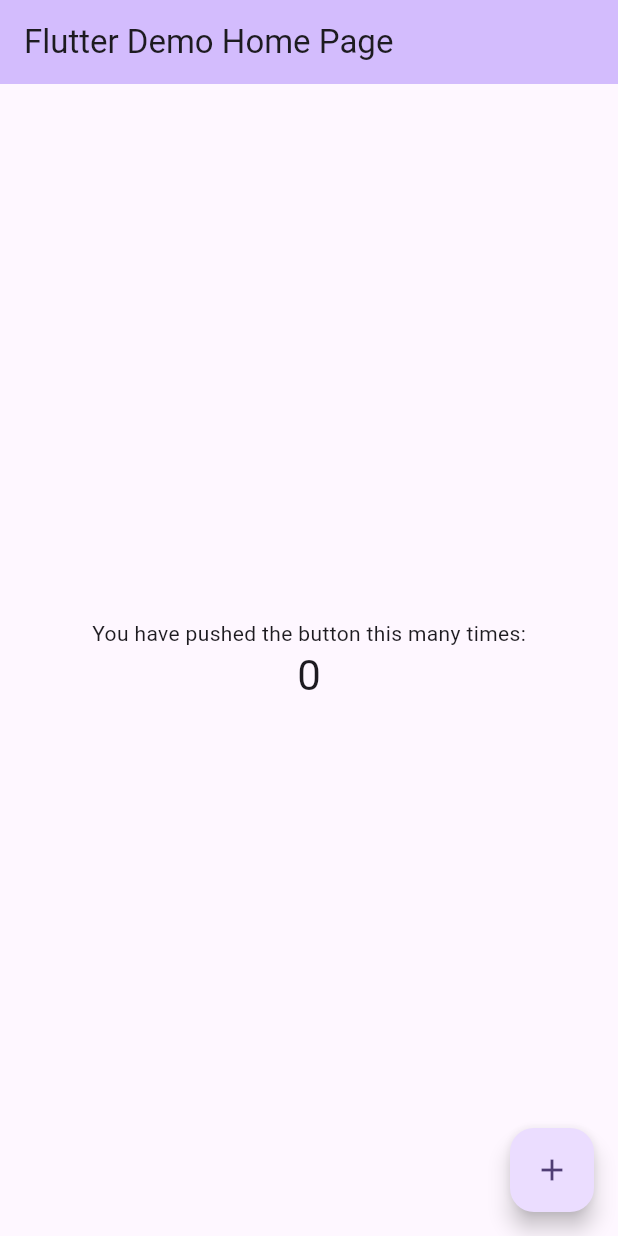
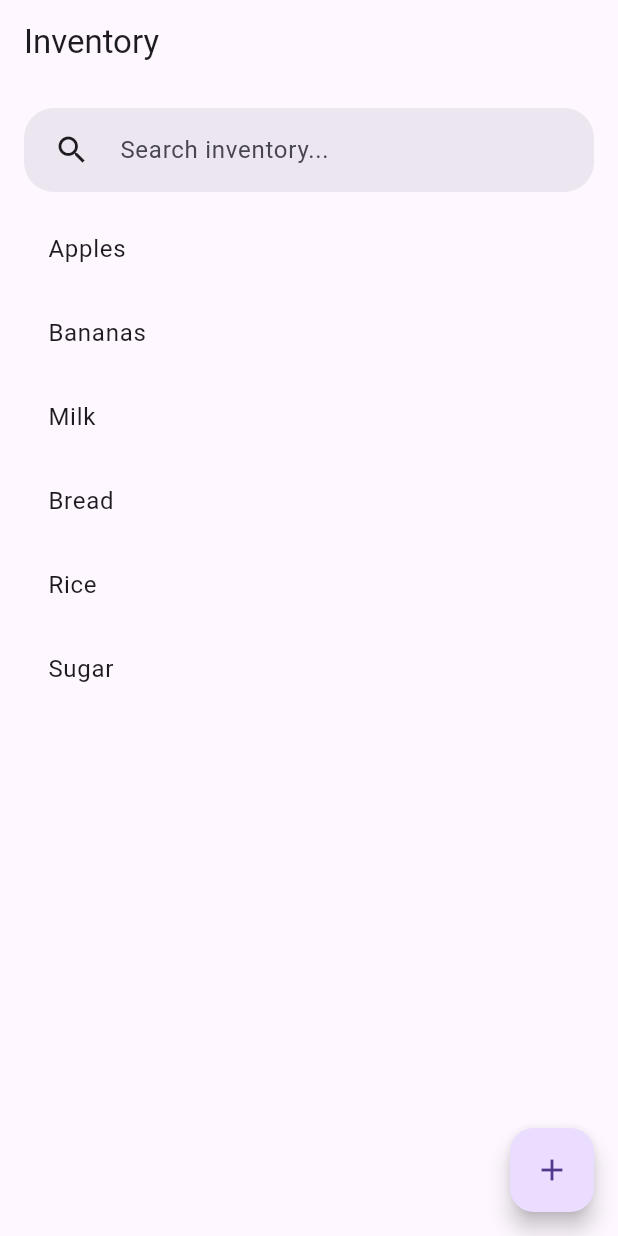
Before and after one commit to yajan08/the_inventory_app, a Flutter app: the screen it shows after launch, on a phone screen of 412 x 824 dp. Run offline on Flutter 3.47's test engine with Material 3 defaults, Android fonts, the phone set to English and light mode, and no system bars.

Commit message:
basic list and search

```diff
--- a/lib/main.dart
+++ b/lib/main.dart
@@ -1,4 +1,5 @@
 import 'package:flutter/material.dart';
+import 'package:the_inventory_app/pages/home_page.dart';
 
 void main() {
   runApp(const MyApp());
@@ -11,112 +12,8 @@ class MyApp extends StatelessWidget {
   @override
   Widget build(BuildContext context) {
     return MaterialApp(
-      title: 'Flutter Demo',
-      theme: ThemeData(
-        // This is the theme of your application.
-        //
-        // TRY THIS: Try running your application with "flutter run". You'll see
-        // the application has a purple toolbar. Then, without quitting the app,
-        // try changing the seedColor in the colorScheme below to Colors.green
-        // and then invoke "hot reload" (save your changes or press the "hot
-        // reload" button in a Flutter-supported IDE, or press "r" if you used
-        // the command line to start the app).
-        //
-        // Notice that the counter didn't reset back to zero; the application
-        // state is not lost during the reload. To reset the state, use hot
-        // restart instead.
-        //
-        // This works for code too, not just values: Most code changes can be
-        // tested with just a hot reload.
-        colorScheme: .fromSeed(seedColor: Colors.deepPurple),
-      ),
-      home: const MyHomePage(title: 'Flutter Demo Home Page'),
+      debugShowCheckedModeBanner: false,
+      home: HomePage()
     );
   }
 }
-
-class MyHomePage extends StatefulWidget {
-  const MyHomePage({super.key, required this.title});
-
-  // This widget is the home page of your application. It is stateful, meaning
-  // that it has a State object (defined below) that contains fields that affect
-  // how it looks.
-
-  // This class is the configuration for the state. It holds the values (in this
-  // case the title) provided by the parent (in this case the App widget) and
-  // used by the build method of the State. Fields in a Widget subclass are
-  // always marked "final".
-
-  final String title;
-
-  @override
-  State<MyHomePage> createState() => _MyHomePageState();
-}
-
-class _MyHomePageState extends State<MyHomePage> {
-  int _counter = 0;
-
-  void _incrementCounter() {
-    setState(() {
-      // This call to setState tells the Flutter framework that something has
-      // changed in this State, which causes it to rerun the build method below
-      // so that the display can reflect the updated values. If we changed
-      // _counter without calling setState(), then the build method would not be
-      // called again, and so nothing would appear to happen.
-      _counter++;
-    });
-  }
-
-  @override
-  Widget build(BuildContext context) {
-    // This method is rerun every time setState is called, for instance as done
-    // by the _incrementCounter method above.
-    //
-    // The Flutter framework has been optimized to make rerunning build methods
-    // fast, so that you can just rebuild anything that needs updating rather
-    // than having to individually change instances of widgets.
-    return Scaffold(
-      appBar: AppBar(
-        // TRY THIS: Try changing the color here to a specific color (to
-        // Colors.amber, perhaps?) and trigger a hot reload to see the AppBar
-        // change color while the other colors stay the same.
-        backgroundColor: Theme.of(context).colorScheme.inversePrimary,
-        // Here we take the value from the MyHomePage object that was created by
-        // the App.build method, and use it to set our appbar title.
-        title: Text(widget.title),
-      ),
-      body: Center(
-        // Center is a layout widget. It takes a single child and positions it
-        // in the middle of the parent.
-        child: Column(
-          // Column is also a layout widget. It takes a list of children and
-          // arranges them vertically. By default, it sizes itself to fit its
-          // children horizontally, and tries to be as tall as its parent.
-          //
-          // Column has various properties to control how it sizes itself and
-          // how it positions its children. Here we use mainAxisAlignment to
-          // center the children vertically; the main axis here is the vertical
-          // axis because Columns are vertical (the cross axis would be
-          // horizontal).
-          //
-          // TRY THIS: Invoke "debug painting" (choose the "Toggle Debug Paint"
-          // action in the IDE, or press "p" in the console), to see the
-          // wireframe for each widget.
-          mainAxisAlignment: .center,
-          children: [
-            const Text('You have pushed the button this many times:'),
-            Text(
-              '$_counter',
-              style: Theme.of(context).textTheme.headlineMedium,
-            ),
-          ],
-        ),
-      ),
-      floatingActionButton: FloatingActionButton(
-        onPressed: _incrementCounter,
-        tooltip: 'Increment',
-        child: const Icon(Icons.add),
-      ),
-    );
-  }
-}
--- /dev/null
+++ b/lib/pages/home_page.dart
@@ -0,0 +1,81 @@
+import 'package:flutter/material.dart';
+class HomePage extends StatefulWidget {
+  const HomePage({super.key});
+
+  @override
+  State<HomePage> createState() => _HomePageState();
+}
+
+class _HomePageState extends State<HomePage> {
+
+  final List<String> items = [
+    'Apples',
+    'Bananas',
+    'Milk',
+    'Bread',
+    'Rice',
+    'Sugar',
+  ];
+
+  String query = '';
+
+  @override
+  Widget build(BuildContext context) {
+    final filteredItems = items
+        .where(
+          (item) => item.toLowerCase().contains(query.toLowerCase()),
+        )
+        .toList();
+
+    return Scaffold(
+      appBar: AppBar(
+        title: const Text("Inventory"),
+      ),
+      floatingActionButton: FloatingActionButton(
+        onPressed: () {
+          // add item logic
+        },
+        child: const Icon(Icons.add),
+      ),
+
+      body: Padding(
+        padding: const EdgeInsets.all(16),
+        child: Column(
+          children: [
+            SearchBar(
+              hintText: 'Search inventory...',
+              leading: const Icon(Icons.search),
+              elevation: const WidgetStatePropertyAll(0),
+              padding: WidgetStatePropertyAll(EdgeInsets.symmetric(horizontal: 20)),
+              shape: const WidgetStatePropertyAll(
+                RoundedRectangleBorder(
+                  borderRadius: BorderRadius.all(
+                    Radius.circular(20),
+                  ),
+                ),
+              ),
+              onChanged: (value) {
+                setState(() {
+                  query = value;
+                });
+              },
+            ),
+
+            const SizedBox(height: 10),
+
+            Expanded(
+              child: ListView.builder(
+                itemCount: filteredItems.length,
+                itemBuilder: (context, index) {
+                  return ListTile(
+                    title: Text(filteredItems[index]),
+                  );
+                },
+              ),
+            ),
+          ],
+        ),
+      ),
+    );
+  }
+}
```
